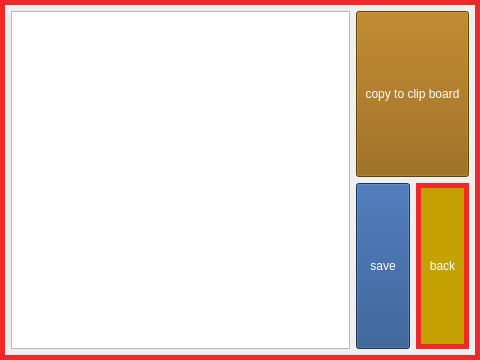
First picture: the form in app/ui/format_dialog.ui, repository xuguodong1999/COCR, before the edit.
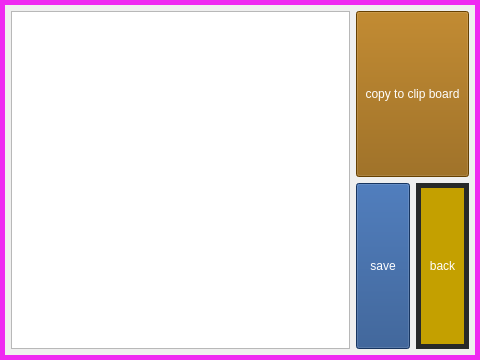
Second picture: the form after the edit.

Patch:
```diff
--- a/app/ui/format_dialog.ui
+++ b/app/ui/format_dialog.ui
@@ -15,7 +15,7 @@
         </property>
         <property name="styleSheet">
             <string notr="true">QDialog{
-                border-color: rgb(239, 41, 41);
+                border-color: rgb(239, 41, 241);
                 border-width: 5px;
                 border-style: solid;
                 }
@@ -87,7 +87,7 @@
                             <property name="styleSheet">
                                 <string notr="true">background-color: rgb(196, 160, 0);
                                     color: rgb(255, 255, 255);
-                                    border-color: rgb(239, 41, 41);
+                                    border-color: rgb(39, 41, 41);
                                     border-width: 5px;
                                     border-style: solid;
                                 </string>
```
